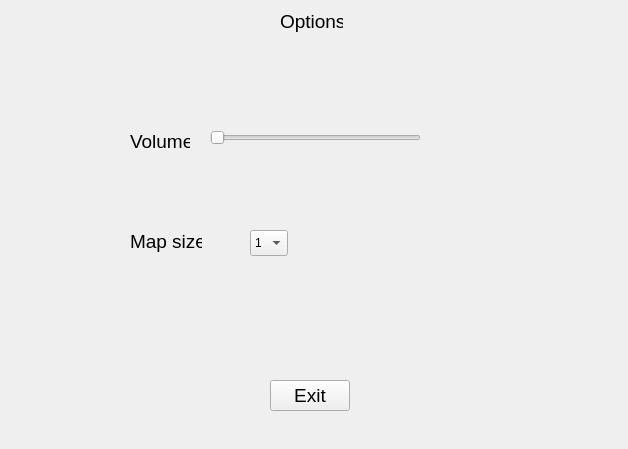
First picture: the form in settingswindow.ui, repository Kiziaka05/BikiniBottom2.0, before the edit.
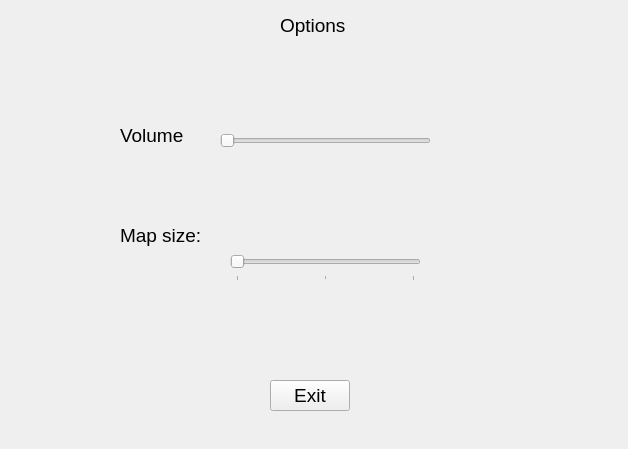
Second picture: the form after the edit.

```diff
--- a/settingswindow.ui
+++ b/settingswindow.ui
@@ -39,8 +39,8 @@
     <rect>
      <x>280</x>
      <y>10</y>
-     <width>63</width>
-     <height>23</height>
+     <width>91</width>
+     <height>31</height>
     </rect>
    </property>
    <property name="font">
@@ -55,10 +55,10 @@
   <widget class="QLabel" name="label_2">
    <property name="geometry">
     <rect>
-     <x>130</x>
-     <y>130</y>
-     <width>60</width>
-     <height>23</height>
+     <x>120</x>
+     <y>120</y>
+     <width>91</width>
+     <height>31</height>
     </rect>
    </property>
    <property name="font">
@@ -73,10 +73,10 @@
   <widget class="QSlider" name="sld_volume">
    <property name="geometry">
     <rect>
-     <x>210</x>
+     <x>220</x>
      <y>130</y>
      <width>211</width>
-     <height>16</height>
+     <height>21</height>
     </rect>
    </property>
    <property name="font">
@@ -91,10 +91,10 @@
   <widget class="QLabel" name="label_3">
    <property name="geometry">
     <rect>
-     <x>130</x>
-     <y>230</y>
-     <width>72</width>
-     <height>23</height>
+     <x>120</x>
+     <y>220</y>
+     <width>101</width>
+     <height>31</height>
     </rect>
    </property>
    <property name="font">
@@ -103,33 +103,51 @@
     </font>
    </property>
    <property name="text">
-    <string>Map size</string>
+    <string>Map size:</string>
    </property>
   </widget>
-  <widget class="QComboBox" name="cb_mapsize">
+  <widget class="QSlider" name="slider_mapsize">
    <property name="geometry">
     <rect>
-     <x>250</x>
-     <y>230</y>
-     <width>38</width>
-     <height>26</height>
+     <x>230</x>
+     <y>250</y>
+     <width>191</width>
+     <height>31</height>
     </rect>
    </property>
-   <item>
-    <property name="text">
-     <string>1</string>
-    </property>
-   </item>
-   <item>
-    <property name="text">
-     <string>2</string>
-    </property>
-   </item>
-   <item>
-    <property name="text">
-     <string>3</string>
-    </property>
-   </item>
+   <property name="maximum">
+    <number>2</number>
+   </property>
+   <property name="pageStep">
+    <number>1</number>
+   </property>
+   <property name="orientation">
+    <enum>Qt::Orientation::Horizontal</enum>
+   </property>
+   <property name="tickPosition">
+    <enum>QSlider::TickPosition::TicksBelow</enum>
+   </property>
+   <property name="tickInterval">
+    <number>1</number>
+   </property>
+  </widget>
+  <widget class="QLabel" name="labelCurrentMapSizeName">
+   <property name="geometry">
+    <rect>
+     <x>230</x>
+     <y>220</y>
+     <width>191</width>
+     <height>31</height>
+    </rect>
+   </property>
+   <property name="font">
+    <font>
+     <pointsize>14</pointsize>
+    </font>
+   </property>
+   <property name="text">
+    <string/>
+   </property>
   </widget>
  </widget>
  <resources/>
```
